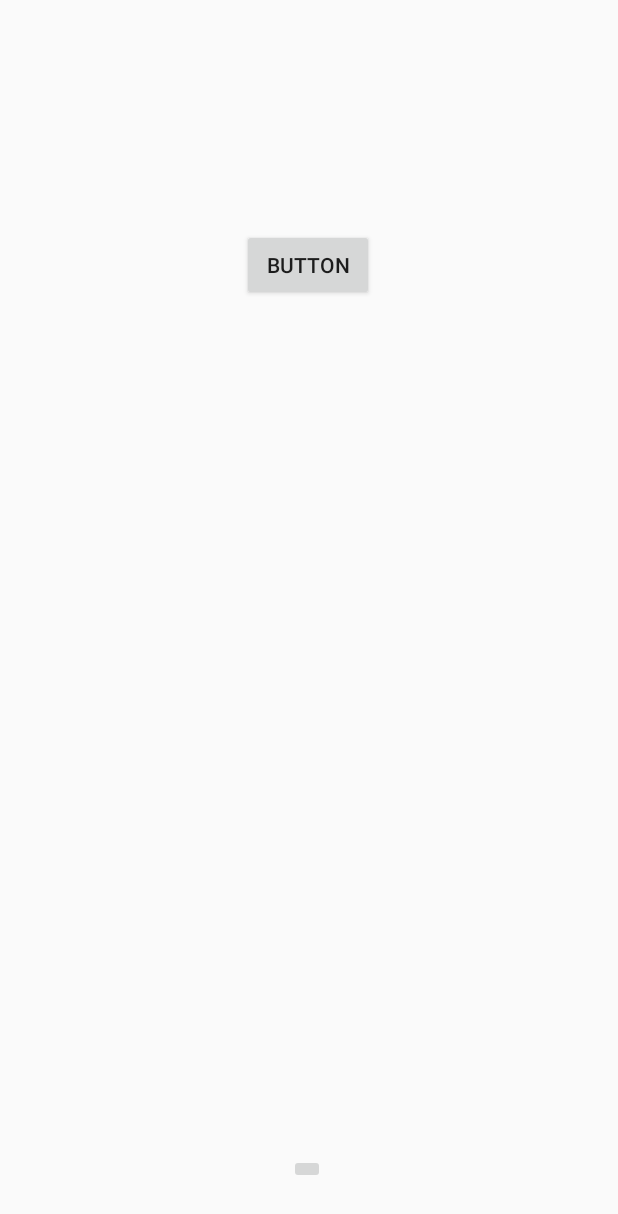
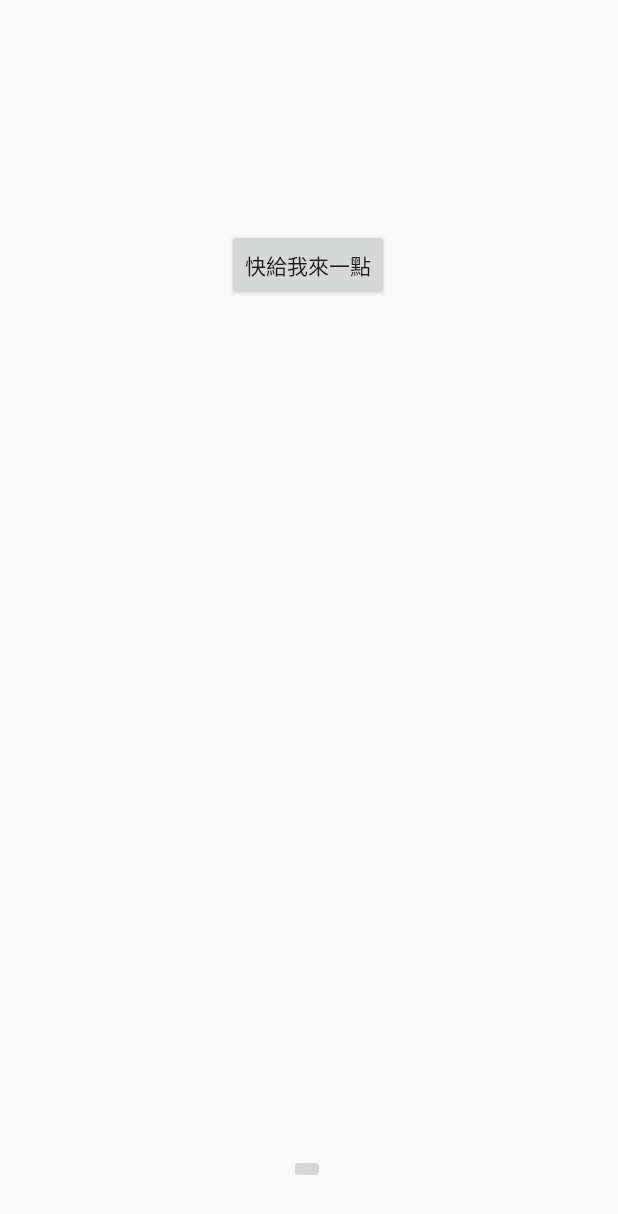
Before and after one commit to ChingChieh/INeedMeme, an Android app: the MemeActivity screen opened directly, with no data from a screen before it, on a phone screen of 412 x 824 dp. Shown: the top 1214 px of the screen. Run offline under Robolectric (Android 15) with nearby library versions, the phone set to English and light mode, and no system bars; our stand-ins replace Picasso; pictures from the network do not load; 4 statements that could not run were skipped.

Commit message:
Change button text

```diff
--- a/MyApplication/app/src/main/res/layout/activity_meme.xml
+++ b/MyApplication/app/src/main/res/layout/activity_meme.xml
@@ -27,7 +27,7 @@
         android:layout_marginEnd="8dp"
         android:layout_marginBottom="8dp"
         android:onClick="showMeme"
-        android:text="Button"
+        android:text="快給我來一點"
         app:layout_constraintBottom_toBottomOf="parent"
         app:layout_constraintEnd_toEndOf="parent"
         app:layout_constraintHorizontal_bias="0.498"
```
Also changed, not shown: MyApplication/app/src/main/res/drawable/yeah.png (added).
